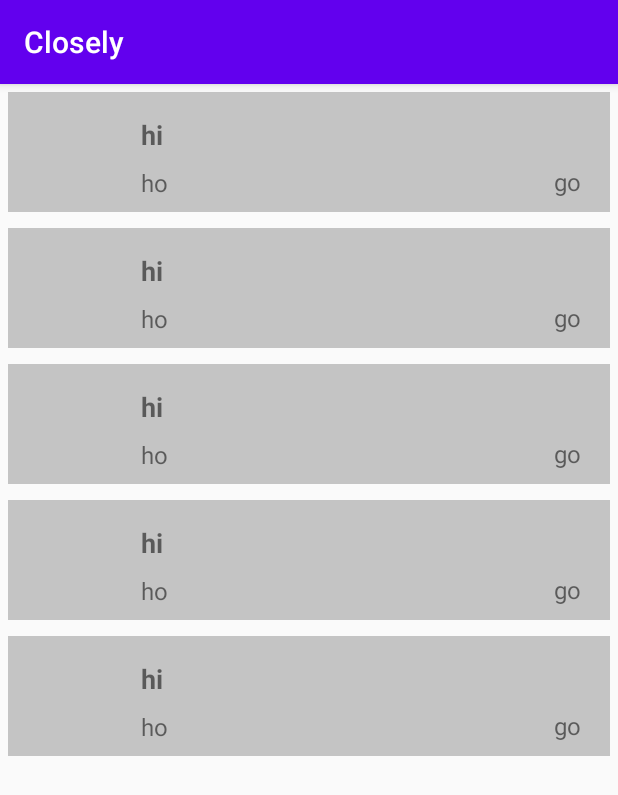
After one commit to RonanQuill/Closely, an Android app: the fragment BlogListFragment shown on its own in the app's theme, on a phone screen of 412 x 824 dp. The commit adds this screen. Shown: the top 795 px of the screen. Run offline under Robolectric (Android 15) with nearby library versions, the phone set to English and light mode, and no system bars; our stand-ins replace Firebase (no records; nobody signed in at launch, a user with empty details on screens opened directly).

Commit message:
Initial blog list

```diff
--- a/app/build.gradle
+++ b/app/build.gradle
@@ -1,4 +1,5 @@
 apply plugin: 'com.android.application'
+apply plugin: 'com.google.gms.google-services'
 
 android {
     compileSdkVersion 29
@@ -28,7 +29,12 @@ dependencies {
 
     implementation 'androidx.appcompat:appcompat:1.0.2'
     implementation 'androidx.constraintlayout:constraintlayout:1.1.3'
+    implementation 'com.google.firebase:firebase-firestore:21.4.1'
+    implementation 'com.google.firebase:firebase-auth:19.2.0'
+    implementation 'androidx.legacy:legacy-support-v4:1.0.0'
     testImplementation 'junit:junit:4.12'
     androidTestImplementation 'androidx.test.ext:junit:1.1.1'
     androidTestImplementation 'androidx.test.espresso:espresso-core:3.2.0'
+    implementation 'androidx.recyclerview:recyclerview:1.1.0'
+    implementation 'com.google.android.material:material:1.0.0'
 }
--- /dev/null
+++ b/app/src/main/java/cs4084/closely/Blog.java
@@ -0,0 +1,62 @@
+package cs4084.closely;
+
+class Blog {
+    private String title;
+    private String subtitle;
+    private String body;
+    private String author;
+    private String userID;
+
+    public Blog() {
+    }
+
+    ;
+
+    public Blog(String title, String subtitle, String body, String author, String userID) {
+        this.title = title;
+        this.subtitle = subtitle;
+        this.body = body;
+        this.author = author;
+        this.userID = userID;
+    }
+
+    public String getTitle() {
+        return title;
+    }
+
+    public void setTitle(String title) {
+        this.title = title;
+    }
+
+    public String getSubtitle() {
+        return subtitle;
+    }
+
+    public void setSubtitle(String subtitle) {
+        this.subtitle = subtitle;
+    }
+
+    public String getBody() {
+        return body;
+    }
+
+    public void setBody(String body) {
+        this.body = body;
+    }
+
+    public String getAuthor() {
+        return author;
+    }
+
+    public void setAuthor(String author) {
+        this.author = author;
+    }
+
+    public String getUserID() {
+        return userID;
+    }
+
+    public void setUserID(String userID) {
+        this.userID = userID;
+    }
+}
--- /dev/null
+++ b/app/src/main/java/cs4084/closely/BlogListFragment.java
@@ -0,0 +1,71 @@
+package cs4084.closely;
+
+import android.os.Bundle;
+import android.util.Log;
+import android.view.LayoutInflater;
+import android.view.View;
+import android.view.ViewGroup;
+
+import androidx.annotation.NonNull;
+import androidx.fragment.app.Fragment;
+import androidx.recyclerview.widget.LinearLayoutManager;
+import androidx.recyclerview.widget.RecyclerView;
+
+import com.google.android.gms.tasks.OnCompleteListener;
+import com.google.android.gms.tasks.Task;
+import com.google.firebase.firestore.CollectionReference;
+import com.google.firebase.firestore.FirebaseFirestore;
+import com.google.firebase.firestore.QueryDocumentSnapshot;
+import com.google.firebase.firestore.QuerySnapshot;
+
+import java.util.ArrayList;
+
+
+public class BlogListFragment extends Fragment {
+    private static final String TAG = "MainActivity";
+    ArrayList<Blog> blogs = new ArrayList<>();
+
+    @Override
+    public View onCreateView(LayoutInflater inflater, ViewGroup container,
+                             Bundle savedInstanceState) {
+        // Inflate the layout for this fragment
+        View view = inflater.inflate(R.layout.fragment_blog_list, container, false);
+        initRecyclerView(view);
+        return view;
+    }
+
+    private void initRecyclerView(View view) {
+        fillBlogs();
+        RecyclerView recyclerView = view.findViewById(R.id.blog_recycler_view);
+        BlogRecyclerViewAdapter adapter = new BlogRecyclerViewAdapter(blogs, getContext());
+        recyclerView.setAdapter(adapter);
+        recyclerView.setLayoutManager(new LinearLayoutManager(getContext()));
+    }
+
+    private void getBlogs(final View view) {
+        FirebaseFirestore db = FirebaseFirestore.getInstance();
+        CollectionReference blogsCollectionsRef = db.collection("blogs");
+        blogsCollectionsRef.get().addOnCompleteListener(new OnCompleteListener<QuerySnapshot>() {
+            @Override
+            public void onComplete(@NonNull Task<QuerySnapshot> task) {
+                if (task.isSuccessful()) {
+                    Log.d(TAG, "onComplete: Successful connection to firestore");
+                    for (QueryDocumentSnapshot document : task.getResult()) {
+                        Log.d(TAG, "Snapshot: blog created");
+                        Blog blog = document.toObject(Blog.class);
+                        blogs.add(blog);
+                    }
+                }
+            }
+        });
+        Log.d(TAG, "getBlogs: Number of blogs: " + blogs.size());
+    }
+
+    private void fillBlogs() {
+        blogs.add(new Blog("hi", "ho", "lets", "go", ""));
+        blogs.add(new Blog("hi", "ho", "lets", "go", ""));
+        blogs.add(new Blog("hi", "ho", "lets", "go", ""));
+        blogs.add(new Blog("hi", "ho", "lets", "go", ""));
+        blogs.add(new Blog("hi", "ho", "lets", "go", ""));
+    }
+}
--- /dev/null
+++ b/app/src/main/java/cs4084/closely/BlogRecyclerViewAdapter.java
@@ -0,0 +1,57 @@
+package cs4084.closely;
+
+import android.content.Context;
+import android.view.LayoutInflater;
+import android.view.View;
+import android.view.ViewGroup;
+import android.widget.TextView;
+
+import androidx.annotation.NonNull;
+import androidx.recyclerview.widget.RecyclerView;
+
+import java.util.ArrayList;
+
+public class BlogRecyclerViewAdapter extends RecyclerView.Adapter<BlogRecyclerViewAdapter.ViewHolder> {
+    private static final String TAG = "BlogRecyclerViewAdapter";
+
+    private ArrayList<Blog> mBlogs;
+    private Context context;
+
+    public BlogRecyclerViewAdapter(ArrayList<Blog> blogs, Context context) {
+        mBlogs = blogs;
+        this.context = context;
+    }
+
+    @NonNull
+    @Override
+    public ViewHolder onCreateViewHolder(@NonNull ViewGroup parent, int viewType) {
+        View view = LayoutInflater.from(parent.getContext()).inflate(R.layout.blog_listitem, parent, false);
+        ViewHolder holder = new ViewHolder(view);
+        return holder;
+    }
+
+    @Override
+    public void onBindViewHolder(@NonNull ViewHolder holder, int position) {
+        holder.blogTitle.setText(mBlogs.get(position).getTitle());
+        holder.blogSubtitle.setText(mBlogs.get(position).getSubtitle());
+        holder.blogAuthor.setText(mBlogs.get(position).getAuthor());
+    }
+
+    @Override
+    public int getItemCount() {
+        return mBlogs.size();
+    }
+
+    public class ViewHolder extends RecyclerView.ViewHolder {
+        public TextView blogTitle;
+        public TextView blogSubtitle;
+        public TextView blogAuthor;
+
+        public ViewHolder(@NonNull View itemView) {
+            super(itemView);
+            blogTitle = itemView.findViewById(R.id.blog_title);
+            blogSubtitle = itemView.findViewById(R.id.blog_subtitle);
+            blogAuthor = itemView.findViewById(R.id.blog_author);
+        }
+    }
+}
--- /dev/null
+++ b/app/src/main/res/layout/blog_listitem.xml
@@ -0,0 +1,48 @@
+<?xml version="1.0" encoding="utf-8"?>
+<androidx.constraintlayout.widget.ConstraintLayout xmlns:android="http://schemas.android.com/apk/res/android"
+    xmlns:app="http://schemas.android.com/apk/res-auto"
+    android:layout_width="match_parent"
+    android:layout_height="80dp"
+    android:layout_margin="5dp"
+    android:layout_marginBottom="5dp"
+    android:background="#C4C4C4">
+
+    <TextView
+        android:id="@+id/blog_title"
+        android:layout_width="wrap_content"
+        android:layout_height="wrap_content"
+        android:layout_marginStart="36dp"
+        android:layout_marginEnd="298dp"
+        android:text="Post Title"
+        android:textSize="18sp"
+        android:textStyle="bold"
+        app:layout_constraintBottom_toBottomOf="parent"
+        app:layout_constraintEnd_toEndOf="parent"
+        app:layout_constraintHorizontal_bias="1.0"
+        app:layout_constraintStart_toStartOf="parent"
+        app:layout_constraintTop_toTopOf="parent"
+        app:layout_constraintVertical_bias="0.285" />
+
+    <TextView
+        android:id="@+id/blog_subtitle"
+        android:layout_width="wrap_content"
+        android:layout_height="wrap_content"
+        android:text="Post Subtitle"
+        android:textSize="16sp"
+        app:layout_constraintBottom_toBottomOf="parent"
+        app:layout_constraintStart_toStartOf="@+id/blog_title"
+        app:layout_constraintTop_toBottomOf="@+id/blog_title" />
+
+    <TextView
+        android:id="@+id/blog_author"
+        android:layout_width="wrap_content"
+        android:layout_height="wrap_content"
+        android:text="Author"
+        android:textSize="16sp"
+        app:layout_constraintBottom_toBottomOf="parent"
+        app:layout_constraintEnd_toEndOf="parent"
+        app:layout_constraintHorizontal_bias="0.929"
+        app:layout_constraintStart_toEndOf="@+id/blog_subtitle"
+        app:layout_constraintTop_toTopOf="parent"
+        app:layout_constraintVertical_bias="0.836" />
+</androidx.constraintlayout.widget.ConstraintLayout>
--- /dev/null
+++ b/app/src/main/res/layout/fragment_blog_list.xml
@@ -0,0 +1,18 @@
+<?xml version="1.0" encoding="utf-8"?>
+<androidx.constraintlayout.widget.ConstraintLayout xmlns:android="http://schemas.android.com/apk/res/android"
+    xmlns:app="http://schemas.android.com/apk/res-auto"
+    xmlns:tools="http://schemas.android.com/tools"
+    android:layout_width="match_parent"
+    android:layout_height="match_parent"
+    tools:context=".BlogListFragment">
+
+    <androidx.recyclerview.widget.RecyclerView
+        tools:listitem="@layout/blog_listitem"
+        android:id="@+id/blog_recycler_view"
+        android:layout_width="match_parent"
+        android:layout_height="match_parent"
+        app:layout_constraintBottom_toBottomOf="parent"
+        app:layout_constraintEnd_toEndOf="parent"
+        app:layout_constraintStart_toStartOf="parent"
+        app:layout_constraintTop_toTopOf="parent" />
+</androidx.constraintlayout.widget.ConstraintLayout>
--- a/app/src/main/res/values/strings.xml
+++ b/app/src/main/res/values/strings.xml
@@ -1,3 +1,6 @@
 <resources>
     <string name="app_name">Closely</string>
+
+    <!-- TODO: Remove or change this placeholder text -->
+    <string name="hello_blank_fragment">Hello blank fragment</string>
 </resources>
--- a/build.gradle
+++ b/build.gradle
@@ -9,6 +9,7 @@ buildscript {
     }
     dependencies {
         classpath 'com.android.tools.build:gradle:3.6.1'
+        classpath 'com.google.gms:google-services:4.3.3'
 
 
         // NOTE: Do not place your application dependencies here; they belong
```
